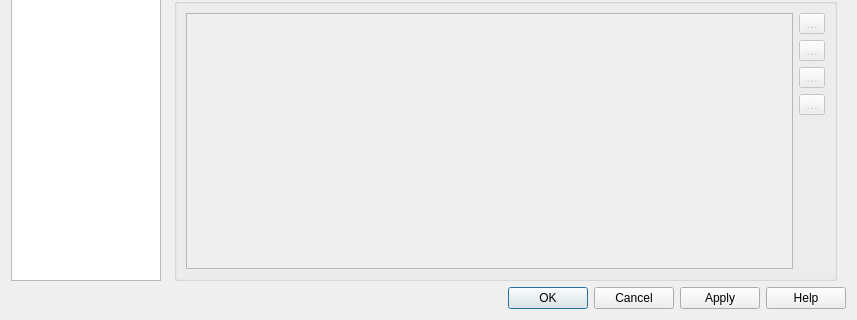
First picture: the form in src/ui/qgsprojectpropertiesbase.ui, repository qgis/QGIS, before the edit; both pictures show x 0 to 857 and y 510 to 830 of the 857 by 830 pixel window.
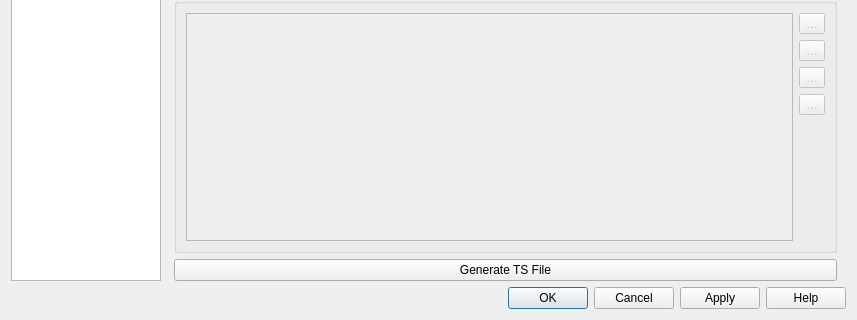
Second picture: the form after the edit. Icons and pictures are not drawn. Custom widgets are drawn as their Qt base class.

What changed in the file:
```diff
--- a/src/ui/qgsprojectpropertiesbase.ui
+++ b/src/ui/qgsprojectpropertiesbase.ui
@@ -277,8 +277,8 @@
                <rect>
                 <x>0</x>
                 <y>0</y>
-                <width>685</width>
-                <height>778</height>
+                <width>671</width>
+                <height>783</height>
                </rect>
               </property>
               <layout class="QVBoxLayout" name="verticalLayout_8">
@@ -800,6 +800,13 @@
                  </layout>
                 </widget>
                </item>
+               <item>
+                <widget class="QPushButton" name="generateTsFileButton">
+                 <property name="text">
+                  <string>Generate TS File</string>
+                 </property>
+                </widget>
+               </item>
                <item>
                 <spacer name="verticalSpacer_5">
                  <property name="orientation">
```
Left out of the diff: 2 changed lines with no effect on the pictures.
